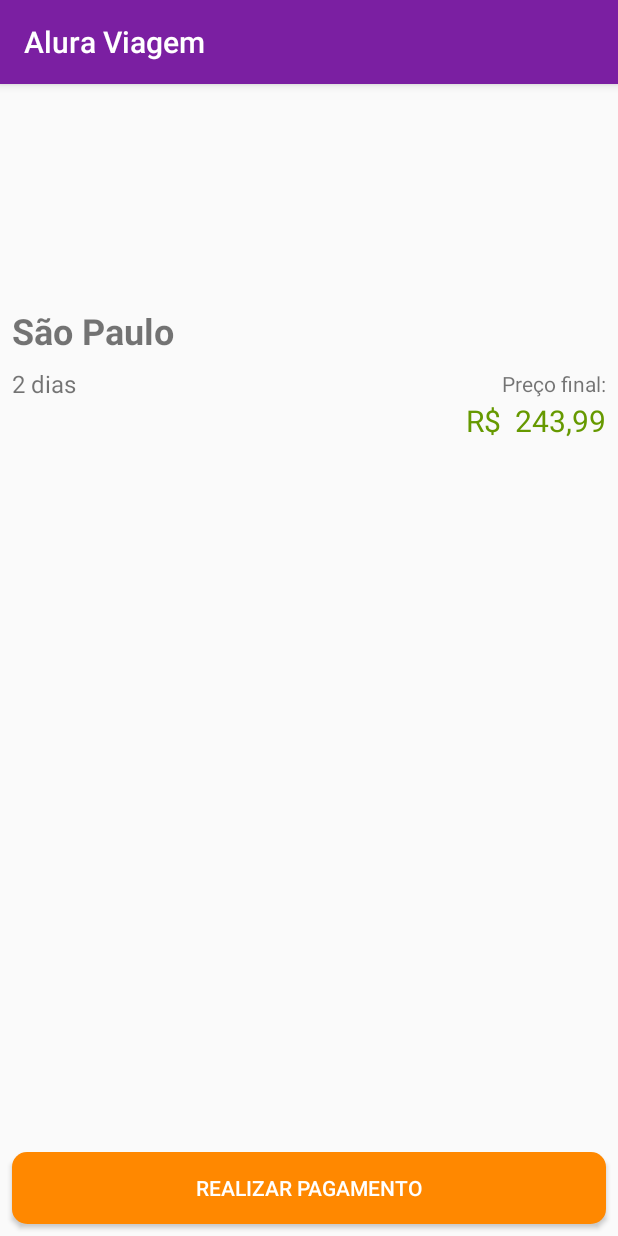
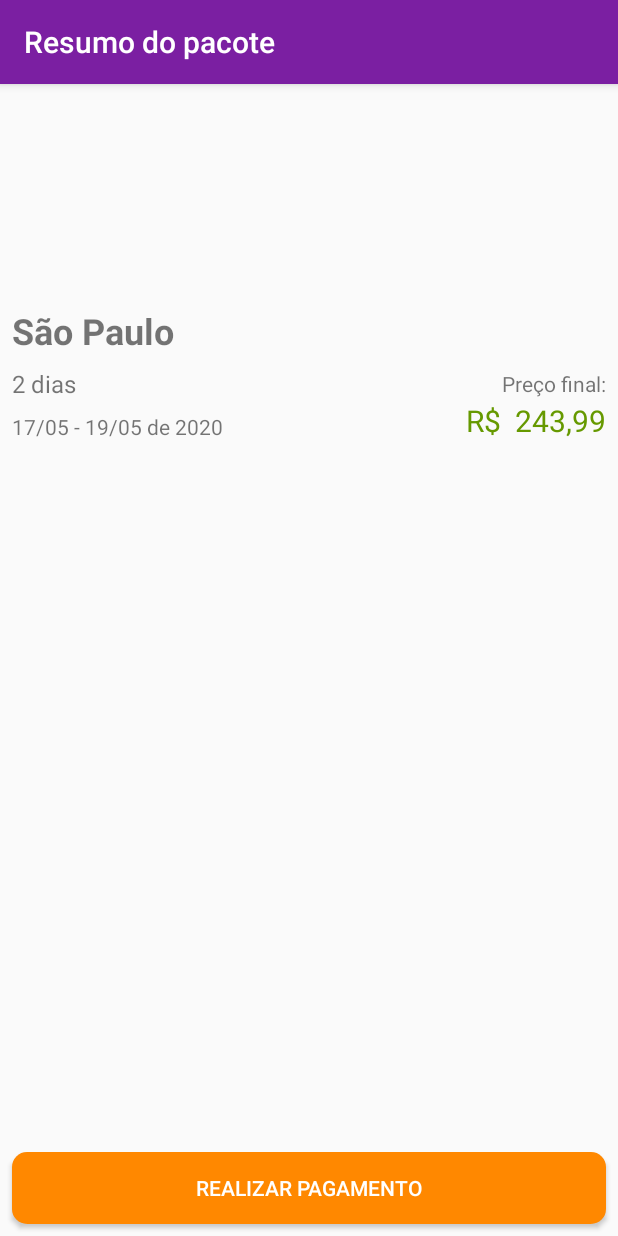
Before and after one commit to gabrieldarlan/projeto_alura_viagem, an Android app: the screen it shows after launch (ResumoPacoteActivity), on a phone screen of 412 x 824 dp. Run offline under Robolectric (Android 15) with nearby library versions, the phone set to English and light mode, and no system bars; 1 statement that could not run was skipped.

Commit message:
AULA 02 Adicionando a data e refatorando o layout

```diff
--- a/app/src/main/java/br/com/alura/aluraviagem/ui/activity/ResumoPacoteActivity.java
+++ b/app/src/main/java/br/com/alura/aluraviagem/ui/activity/ResumoPacoteActivity.java
@@ -4,7 +4,6 @@ import androidx.appcompat.app.AppCompatActivity;
 
 import android.graphics.drawable.Drawable;
 import android.os.Bundle;
-import android.view.View;
 import android.widget.ImageView;
 import android.widget.TextView;
 
@@ -12,36 +11,61 @@ import java.math.BigDecimal;
 
 import br.com.alura.aluraviagem.R;
 import br.com.alura.aluraviagem.model.Pacote;
+import br.com.alura.aluraviagem.util.DataUtil;
 import br.com.alura.aluraviagem.util.DiasUtil;
 import br.com.alura.aluraviagem.util.MoedaUtil;
 import br.com.alura.aluraviagem.util.ResourcesUtil;
 
 public class ResumoPacoteActivity extends AppCompatActivity {
 
+    public static final String TITULO_APPBAR = "Resumo do pacote";
+
     @Override
     protected void onCreate(Bundle savedInstanceState) {
         super.onCreate(savedInstanceState);
         setContentView(R.layout.activity_resumo_pacote);
+        setTitle(TITULO_APPBAR);
 
         Pacote pacoteSaoPaulo =
                 new Pacote("São Paulo", "@drawable/sao_paulo_sp",
                         2, new BigDecimal("243.99"));
 
-        TextView local = findViewById(R.id.resumo_pacote_local);
-        local.setText(pacoteSaoPaulo.getLocal());
+        mostraLocal(pacoteSaoPaulo);
+        mostraImagem(pacoteSaoPaulo);
+        mostraDias(pacoteSaoPaulo);
+        mostraPreco(pacoteSaoPaulo);
+        mostraData(pacoteSaoPaulo);
 
+    }
+
+    private void mostraData(Pacote pacote) {
+        TextView data = findViewById(R.id.resumo_pacote_data);
+        String dataFormadataDaViagem = DataUtil.periodoEmTexto(pacote.getDias());
+        data.setText(dataFormadataDaViagem);
+    }
+
+
+    private void mostraPreco(Pacote pacote) {
+        TextView preco = findViewById(R.id.resumo_pacote_preco);
+        String precoFormatado = MoedaUtil.formataParaBrasileiro(pacote.getPreco());
+        preco.setText(precoFormatado);
+    }
+
+    private void mostraDias(Pacote pacote) {
+        TextView dias = findViewById(R.id.resumo_pacote_dias);
+        String diasEmTexto = DiasUtil.formataEmTexto(pacote.getDias());
+        dias.setText(diasEmTexto);
+    }
+
+    private void mostraImagem(Pacote pacote) {
         ImageView imagem = findViewById(R.id.resumo_pacote_imagem);
         Drawable drawableDoPacote =
-                ResourcesUtil.devolveDrawable(this, pacoteSaoPaulo.getImagem());
+                ResourcesUtil.devolveDrawable(this, pacote.getImagem());
         imagem.setImageDrawable(drawableDoPacote);
+    }
 
-        TextView dias = findViewById(R.id.resumo_pacote_dia);
-        String diasEmTexto = DiasUtil.formataEmTexto(pacoteSaoPaulo.getDias());
-        dias.setText(diasEmTexto);
-
-        TextView preco = findViewById(R.id.resumo_pacote_preco);
-        String precoFormatado = MoedaUtil.formataParaBrasileiro(pacoteSaoPaulo.getPreco());
-        preco.setText(precoFormatado);
-
+    private void mostraLocal(Pacote pacote) {
+        TextView local = findViewById(R.id.resumo_pacote_local);
+        local.setText(pacote.getLocal());
     }
 }
--- /dev/null
+++ b/app/src/main/java/br/com/alura/aluraviagem/util/DataUtil.java
@@ -0,0 +1,21 @@
+package br.com.alura.aluraviagem.util;
+
+import java.text.SimpleDateFormat;
+import java.util.Calendar;
+
+public class DataUtil {
+
+    public static final String DIA_E_MES = "dd/MM";
+
+    public static String periodoEmTexto(int dias) {
+        Calendar dataIda = Calendar.getInstance();
+        Calendar dataVolta = Calendar.getInstance();
+        dataVolta.add(Calendar.DATE, dias);
+        SimpleDateFormat formatoBrasileiro = new SimpleDateFormat(DIA_E_MES);
+        String dataIdaFormatada = formatoBrasileiro.format(dataIda.getTime());
+        String dataVoltaFormatada = formatoBrasileiro.format(dataVolta.getTime());
+        return dataIdaFormatada + " - " + dataVoltaFormatada
+                + " de " + dataVolta.get(Calendar.YEAR);
+    }
+
+}
--- a/app/src/main/res/layout/activity_resumo_pacote.xml
+++ b/app/src/main/res/layout/activity_resumo_pacote.xml
@@ -3,8 +3,7 @@
     xmlns:app="http://schemas.android.com/apk/res-auto"
     xmlns:tools="http://schemas.android.com/tools"
     android:layout_width="match_parent"
-    android:layout_height="match_parent"
-    tools:context=".ui.activity.ResumoPacoteActivity">
+    android:layout_height="match_parent">
 
 
     <ImageView
@@ -17,14 +16,14 @@
         app:layout_constraintStart_toStartOf="parent"
         app:layout_constraintTop_toTopOf="parent"
         app:layout_constraintVertical_bias="0.0"
-        app:srcCompat="@drawable/sao_paulo_sp" />
+        tools:srcCompat="@drawable/sao_paulo_sp"
+        android:contentDescription="@string/imagem_do_pacote" />
 
     <TextView
         android:id="@+id/resumo_pacote_local"
         android:layout_width="wrap_content"
         android:layout_height="wrap_content"
-        android:layout_marginLeft="8dp"
-        android:layout_marginTop="8dp"
+        android:layout_margin="8dp"
         android:textSize="24sp"
         android:textStyle="bold"
         app:layout_constraintStart_toStartOf="parent"
@@ -32,7 +31,7 @@
         tools:text="São Paulo" />
 
     <TextView
-        android:id="@+id/resumo_pacote_dia"
+        android:id="@+id/resumo_pacote_dias"
         android:layout_width="wrap_content"
         android:layout_height="wrap_content"
         android:layout_marginTop="8dp"
@@ -43,44 +42,49 @@
 
     <TextView
         android:id="@+id/resumo_pacote_data"
-        android:layout_width="wrap_content"
+        android:layout_width="0dp"
         android:layout_height="wrap_content"
         android:layout_marginTop="8dp"
-        app:layout_constraintStart_toStartOf="@+id/resumo_pacote_dia"
-        app:layout_constraintTop_toBottomOf="@+id/resumo_pacote_dia"
+        app:layout_constraintStart_toStartOf="@+id/resumo_pacote_dias"
+        app:layout_constraintTop_toBottomOf="@+id/resumo_pacote_dias"
         tools:text="08/12 - 10/12 de 2017" />
 
     <TextView
         android:id="@+id/resumo_pacote_preco"
-        android:layout_width="wrap_content"
+        android:layout_width="0dp"
         android:layout_height="wrap_content"
         android:layout_marginEnd="8dp"
+        android:layout_marginStart="8dp"
+        android:textAlignment="textEnd"
+        android:gravity="end"
         android:textColor="@android:color/holo_green_dark"
         android:textSize="20sp"
         app:layout_constraintBottom_toBottomOf="@+id/resumo_pacote_data"
         app:layout_constraintEnd_toEndOf="parent"
+        app:layout_constraintStart_toEndOf="@id/resumo_pacote_data"
         tools:text="R$ 243,99" />
 
     <TextView
         android:id="@+id/resumo_pacote_preco_final"
         android:layout_width="wrap_content"
         android:layout_height="wrap_content"
-        android:text="Preço final:"
+        android:text="@string/preco_final"
         app:layout_constraintBottom_toTopOf="@+id/resumo_pacote_preco"
         app:layout_constraintEnd_toEndOf="@+id/resumo_pacote_preco"
-        app:layout_constraintTop_toTopOf="@+id/resumo_pacote_dia" />
+        app:layout_constraintTop_toTopOf="@+id/resumo_pacote_dias" />
 
     <Button
         android:id="@+id/resumo_pacote_botao_realiza_pagamento"
         android:layout_width="match_parent"
         android:layout_height="wrap_content"
-        android:text="REALIZAR PAGAMENTO"
         android:layout_margin="8dp"
         android:background="@drawable/botao_redondo_laranja"
+        android:text="@string/realizar_pagamento"
+        android:textColor="@android:color/white"
         app:layout_constraintBottom_toBottomOf="parent"
-        android:textColor="@android:color/white"
         app:layout_constraintEnd_toEndOf="parent"
         app:layout_constraintStart_toStartOf="parent"
-        app:layout_constraintVertical_bias="1"
-        app:layout_constraintTop_toTopOf="parent" />
+        app:layout_constraintTop_toTopOf="parent"
+        app:layout_constraintVertical_bias="1.0" />
+
 </androidx.constraintlayout.widget.ConstraintLayout>
--- a/app/src/main/res/values/strings.xml
+++ b/app/src/main/res/values/strings.xml
@@ -3,4 +3,7 @@
     <string name="especiais">Especiais</string>
     <string name="pais">Brasil</string>
     <string name="conteudo_do_banner_inicial">conteudo_do_banner_inicial</string>
+    <string name="realizar_pagamento">REALIZAR PAGAMENTO</string>
+    <string name="imagem_do_pacote">imagem do pacote</string>
+    <string name="preco_final">Preço final:</string>
 </resources>
```
